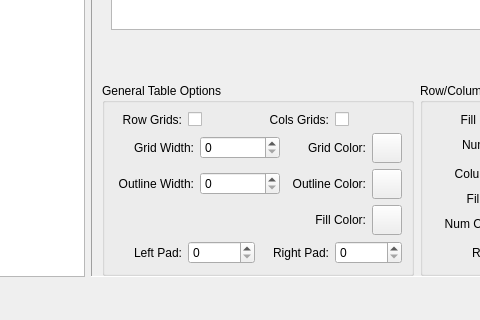
Old version of the form PlotManager.ui in the repository whatudone/plotxy; both pictures show x 188 to 668 and y 446 to 766 of the 1259 by 766 pixel window.
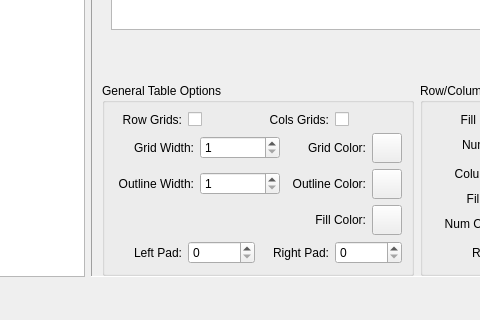
New version of the form. The open tabs and pages were chosen to show the change. Custom widgets are drawn as their Qt base class.

Commit message: 完成text的界面设置

```diff
--- a/PlotManager.ui
+++ b/PlotManager.ui
@@ -4897,7 +4897,11 @@
                  </widget>
                 </item>
                 <item>
-                 <widget class="QSpinBox" name="spinBox_10"/>
+                 <widget class="QSpinBox" name="spinBox_10">
+                  <property name="minimum">
+                   <number>1</number>
+                  </property>
+                 </widget>
                 </item>
                 <item>
                  <widget class="QLabel" name="label_107">
@@ -4937,7 +4941,14 @@
                  </widget>
                 </item>
                 <item>
-                 <widget class="QSpinBox" name="spinBox_11"/>
+                 <widget class="QSpinBox" name="spinBox_TextOutlineWidth">
+                  <property name="minimum">
+                   <number>1</number>
+                  </property>
+                  <property name="value">
+                   <number>1</number>
+                  </property>
+                 </widget>
                 </item>
                 <item>
                  <widget class="QLabel" name="label_108">
```
Left out of the diff: 14 changed lines with no effect on the pictures. The commit also changes 5 other files.
